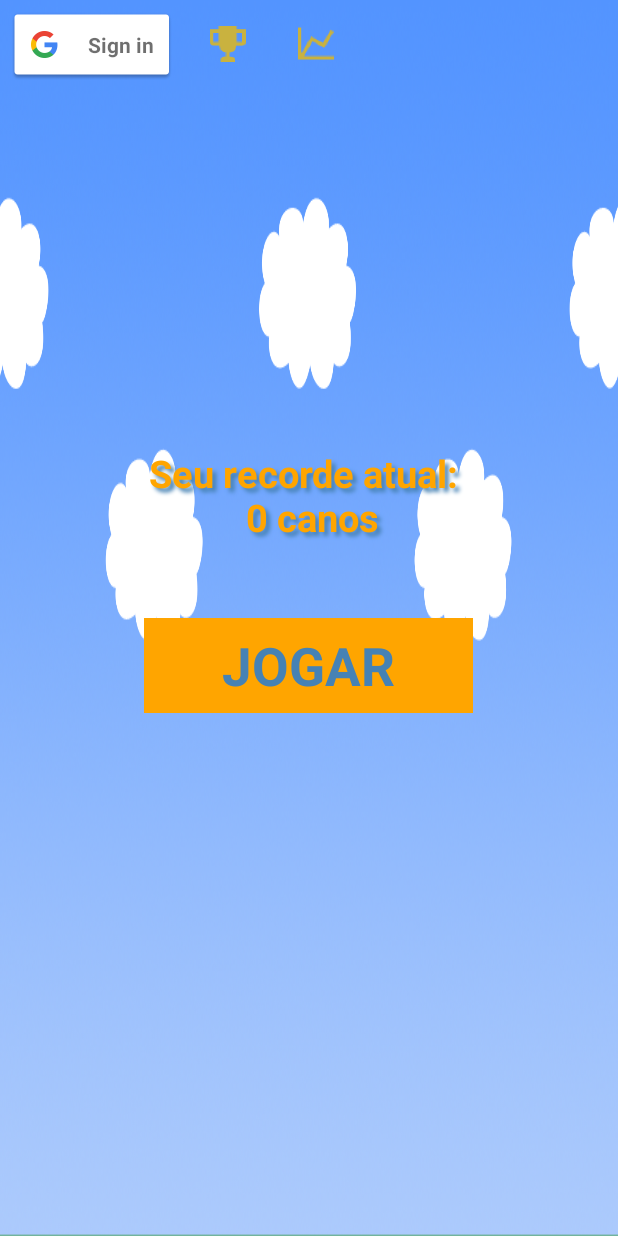
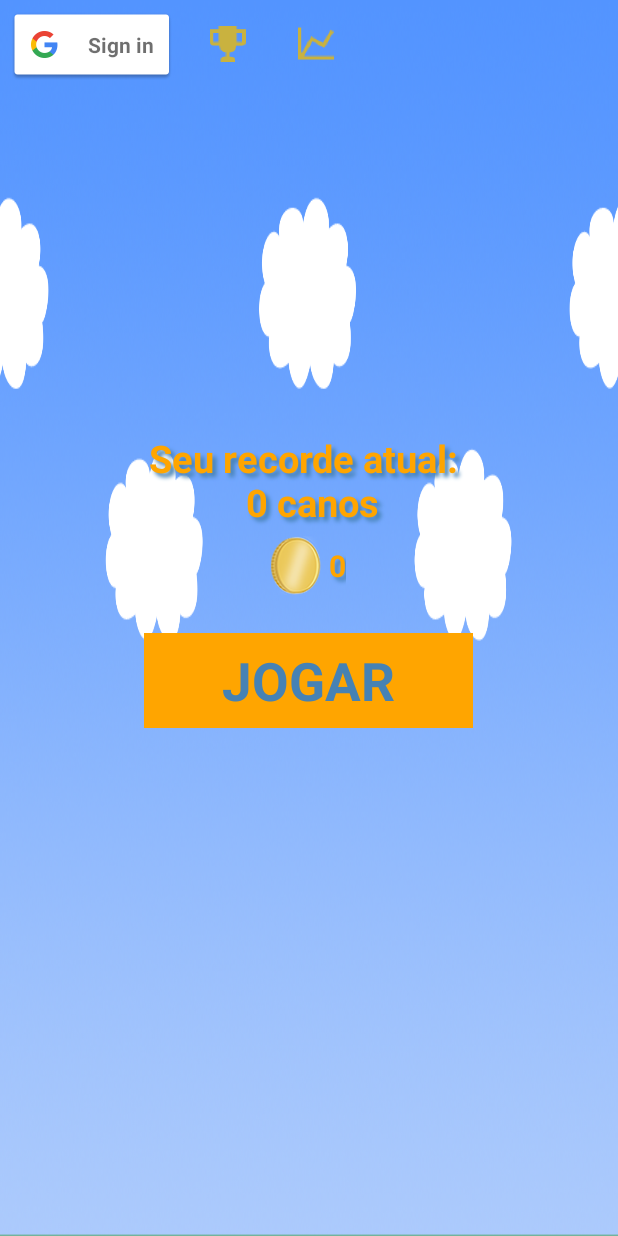
Before and after one commit to ezeqlabs/jumper, an Android app: the screen it shows after launch (BoasVindasActivity), on a phone screen of 412 x 824 dp. Run offline under Robolectric (Android 15) with nearby library versions, the phone set to English and light mode, and no system bars; our stand-ins replace AdMob; libraries missing offline, so code that uses them is left out: uk.co.deanwild; 7 statements that could not run were skipped.

Commit message:
Adicionando moedas ao jogo

```diff
--- a/app/src/main/java/br/com/ezeqlabs/jumper/BoasVindasActivity.java
+++ b/app/src/main/java/br/com/ezeqlabs/jumper/BoasVindasActivity.java
@@ -28,18 +28,18 @@ public class BoasVindasActivity extends BaseGameActivity{
     private Pontuacao pontuacao;
     private Context that;
     private SharedPreferences sharedPreferences;
+    private Button jogar;
+    private TextView moedas;
 
     @Override
     protected void onCreate(Bundle savedInstanceState) {
         super.onCreate(savedInstanceState);
         setContentView(R.layout.activity_boas_vindas);
 
-        this.sharedPreferences = getSharedPreferences(Constantes.JUMPER_PREF, 0);
 
-        Button jogar = (Button) findViewById(R.id.menu_principal_jogar);
-        this.pontuacao = new Pontuacao(null, this.sharedPreferences, getApiClient());
-        that = this;
 
+        inicializaElementos();
+        exibeMoedas();
         reduzQuantidadeDeConexao();
         montaTextos();
         trataBotao(jogar);
@@ -57,6 +57,18 @@ public class BoasVindasActivity extends BaseGameActivity{
     public void onSignInFailed() {
         findViewById(R.id.sign_in_button).setVisibility(View.VISIBLE);
         findViewById(R.id.sign_out_button).setVisibility(View.GONE);
+    }
+
+    private void inicializaElementos(){
+        this.sharedPreferences = getSharedPreferences(Constantes.JUMPER_PREF, 0);
+        this.jogar = (Button) findViewById(R.id.menu_principal_jogar);
+        this.moedas = (TextView) findViewById(R.id.boas_vindas_moedas);
+        this.pontuacao = new Pontuacao(this, null, this.sharedPreferences, getApiClient());
+        this.that = this;
+    }
+
+    private void exibeMoedas(){
+        this.moedas.setText( ""+this.sharedPreferences.getInt("moedas", 0) );
     }
 
     private void reduzQuantidadeDeConexao(){
--- a/app/src/main/java/br/com/ezeqlabs/jumper/elementos/Pontuacao.java
+++ b/app/src/main/java/br/com/ezeqlabs/jumper/elementos/Pontuacao.java
@@ -1,9 +1,15 @@
 package br.com.ezeqlabs.jumper.elementos;
 
 import android.app.Activity;
+import android.content.Context;
 import android.content.SharedPreferences;
+import android.graphics.Bitmap;
+import android.graphics.BitmapFactory;
 import android.graphics.Canvas;
 import android.graphics.Paint;
+import android.graphics.Point;
+import android.view.Display;
+import android.view.WindowManager;
 
 import com.google.android.gms.common.api.GoogleApiClient;
 import com.google.android.gms.games.Games;
@@ -24,16 +30,23 @@ public class Pontuacao{
     private final SharedPreferences preferences;
     private final GoogleApiClient googleApiClient;
     private Set<String> conquistasGanhas = new HashSet<String>();
+    private Bitmap moeda;
+    private Context context;
 
-    public Pontuacao(Som som, SharedPreferences preferences, GoogleApiClient googleApiClient){
+    public Pontuacao(Context context, Som som, SharedPreferences preferences, GoogleApiClient googleApiClient){
         this.som = som;
         this.preferences = preferences;
         this.googleApiClient = googleApiClient;
+        this.context = context;
+
+        Bitmap bp = BitmapFactory.decodeResource(context.getResources(), R.drawable.moeda);
+        this.moeda = Bitmap.createScaledBitmap(bp, 50, 59, false);
     }
 
     public void aumenta(){
         this.som.toca(Som.PONTUACAO);
         this.pontos++;
+        aumentaMoedas();
         verificaConquistas(pontos);
 
         if(this.pontos > getPontuacaoMaxima()){
@@ -42,7 +55,8 @@ public class Pontuacao{
     }
 
     public void desenhaNo(Canvas canvas){
-        canvas.drawText("Placar: " + String.valueOf(this.pontos), 50, 100, BRANCO);
+        canvas.drawText("Placar: " + String.valueOf(this.pontos), 25, 100, BRANCO);
+        desenhaMoedas(canvas);
     }
 
     public int getPontos(){
@@ -61,6 +75,29 @@ public class Pontuacao{
         if( temGoogleApiConectada() ) {
             Games.Leaderboards.submitScore(this.googleApiClient, Constantes.PLACAR, pontos);
         }
+    }
+
+    private void aumentaMoedas(){
+        int moedas = this.preferences.getInt("moedas", 0);
+        int moedasTotais = this.preferences.getInt("moedasTotais", 0);
+        SharedPreferences.Editor editor = this.preferences.edit();
+
+        moedas += 1;
+        moedasTotais += 1;
+
+        editor.putInt("moedas", moedas);
+        editor.putInt("moedasTotais", moedasTotais);
+        editor.apply();
+    }
+
+    private void desenhaMoedas(Canvas canvas){
+        WindowManager wm = (WindowManager) context.getSystemService(Context.WINDOW_SERVICE);
+        Display display = wm.getDefaultDisplay();
+        Point size = new Point();
+        display.getSize(size);
+
+        canvas.drawBitmap(this.moeda, size.x - 250, 42, null);
+        canvas.drawText(String.valueOf(this.preferences.getInt("moedas", 0)), size.x - 180, 100, BRANCO);
     }
 
     private void verificaConquistas(int pontos){
--- a/app/src/main/java/br/com/ezeqlabs/jumper/engine/Game.java
+++ b/app/src/main/java/br/com/ezeqlabs/jumper/engine/Game.java
@@ -94,7 +94,7 @@ public class Game extends SurfaceView implements Runnable, View.OnTouchListener
         this.tempo = new Tempo();
         this.background = Bitmap.createScaledBitmap(back, back.getWidth(), tela.getAltura(), false);
         this.passaro = new Passaro(this.activity, this.tela, this.som, this.tempo);
-        this.pontuacao = new Pontuacao(this.som, this.preferences, this.googleApiClient);
+        this.pontuacao = new Pontuacao(this.activity, this.som, this.preferences, this.googleApiClient);
         this.canos = new Canos(this.activity, this.tela, this.pontuacao, this.passaro);
         this.verificadorDeColisao = new VerificadorDeColisao(this.passaro, this.canos);
     }
--- a/app/src/main/res/layout/activity_boas_vindas.xml
+++ b/app/src/main/res/layout/activity_boas_vindas.xml
@@ -62,7 +62,37 @@
             android:shadowDy="4"
             android:shadowRadius="3"
             android:layout_marginTop="-50dp"
-            android:layout_marginBottom="50dp" />
+            android:layout_marginBottom="5dp" />
+
+        <LinearLayout
+            android:layout_width="match_parent"
+            android:layout_height="wrap_content"
+            android:orientation="horizontal"
+            android:gravity="center"
+            android:layout_marginBottom="25dp">
+
+            <ImageView
+                android:layout_width="wrap_content"
+                android:layout_height="wrap_content"
+                android:src="@drawable/moeda"
+                />
+
+            <TextView
+                android:id="@+id/boas_vindas_moedas"
+                android:layout_width="wrap_content"
+                android:layout_height="wrap_content"
+                android:layout_marginLeft="5dp"
+                android:textColor="#FFA500"
+                android:textSize="20sp"
+                android:textAlignment="center"
+                android:textStyle="bold"
+                android:shadowColor="#4682B4"
+                android:shadowDx="4"
+                android:shadowDy="4"
+                android:shadowRadius="3"
+                />
+
+        </LinearLayout>
 
         <Button
             android:id="@+id/menu_principal_jogar"
```
Also changed, not shown: app/src/main/res/drawable-nodpi/moeda.png (added).
